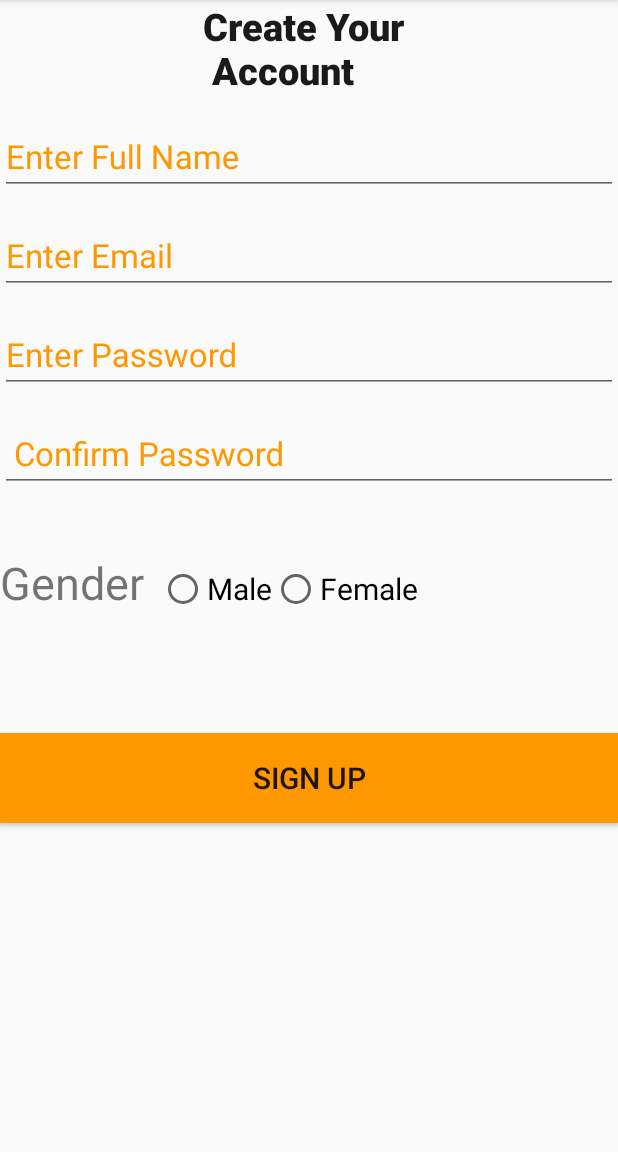
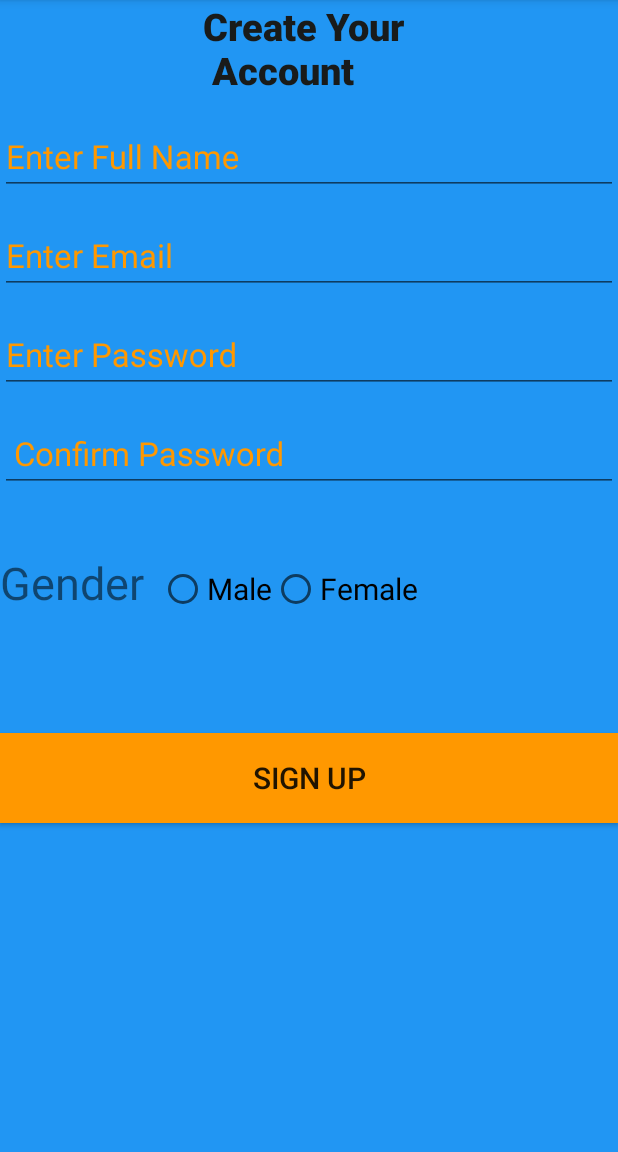
Before and after one commit to Navan005/DraftTrip, an Android app: the Signup screen opened directly, with no data from a screen before it, on a phone screen of 412 x 824 dp, the part 84-1236 px from its top. Run offline under Robolectric (Android 15) with nearby library versions, the phone set to English and light mode, and no system bars.

Commit message:
by avneet

```diff
--- a/app/src/main/java/com/example/drafttrip/Paynow.java
+++ b/app/src/main/java/com/example/drafttrip/Paynow.java
@@ -13,7 +13,6 @@ import android.widget.Button;
  */
 public class Paynow extends AppCompatActivity {
 private Button b19,b;
-    final MediaPlayer media = MediaPlayer.create(this,R.raw.beep);
 
     @Override
     protected void onCreate(Bundle savedInstanceState) {
@@ -29,7 +28,6 @@ private Button b19,b;
             @Override
             public void onClick(View view) {
                 Intent intent1=new Intent(Paynow.this, Thanku.class);
-                media.start();
 
                 startActivity(intent1);
             }
--- a/app/src/main/res/layout/activity_signin.xml
+++ b/app/src/main/res/layout/activity_signin.xml
@@ -4,6 +4,7 @@
     xmlns:tools="http://schemas.android.com/tools"
     android:layout_width="match_parent"
     android:layout_height="match_parent"
+    android:background="#2196F3"
     tools:context=".signin">
 
     <Button
--- a/app/src/main/res/layout/activity_thanku.xml
+++ b/app/src/main/res/layout/activity_thanku.xml
@@ -5,7 +5,7 @@
     android:layout_width="match_parent"
     android:layout_height="match_parent"
 
-    >
+    android:background="#2196F3">
 
 
     <TextView
@@ -37,7 +37,6 @@
         android:background="#FFF8F676"
         android:text="GO BACK TO VIEW"
         app:layout_constraintEnd_toEndOf="parent"
-        app:layout_constraintStart_toStartOf="parent"
-        />
+        app:layout_constraintStart_toStartOf="parent" />
 
 </RelativeLayout>
--- a/app/src/main/res/layout/signup.xml
+++ b/app/src/main/res/layout/signup.xml
@@ -4,122 +4,130 @@
     xmlns:tools="http://schemas.android.com/tools"
     android:layout_width="match_parent"
     android:layout_height="match_parent"
-    tools:context=".Signup"
-    android:orientation="vertical">
+    android:background="#2196F3"
+    android:orientation="vertical"
+    tools:context=".Signup">
+
     <TextView
         android:layout_width="wrap_content"
         android:layout_height="wrap_content"
-        android:text="Create Your \n Account"
         android:layout_gravity="center"
         android:fontFamily="sans-serif-medium"
+        android:text="Create Your \n Account"
         android:textColor="@color/colorblack"
         android:textSize="25dp"
-        android:textStyle="bold"/>
+        android:textStyle="bold" />
 
 
     <com.google.android.material.textfield.TextInputLayout
         android:layout_width="match_parent"
         android:layout_height="wrap_content"
+        android:layout_marginTop="5dp"
         android:focusable="true"
         android:focusableInTouchMode="true"
-        android:layout_marginTop="5dp"
-        android:textColorHint="@color/colorAccent">
-
-
-
-        <EditText
-            android:layout_width="match_parent"
-            android:layout_height="wrap_content"
-            android:hint="Enter Full Name"
-            android:ems="10"
-            android:inputType="text"
-            android:textSize="22sp"
-            android:layout_marginTop="50dp"/>
-    </com.google.android.material.textfield.TextInputLayout>
-    <com.google.android.material.textfield.TextInputLayout
-        android:layout_width="match_parent"
-        android:layout_height="wrap_content"
-        android:focusable="true"
-        android:focusableInTouchMode="true"
-        android:layout_marginTop="5dp"
         android:textColorHint="@color/colorAccent">
 
 
         <EditText
             android:layout_width="match_parent"
             android:layout_height="wrap_content"
-            android:hint="Enter Email"
+            android:layout_marginTop="50dp"
             android:ems="10"
+            android:hint="Enter Full Name"
             android:inputType="text"
-            android:textSize="22sp"/>
+            android:textSize="22sp" />
     </com.google.android.material.textfield.TextInputLayout>
+
     <com.google.android.material.textfield.TextInputLayout
         android:layout_width="match_parent"
         android:layout_height="wrap_content"
+        android:layout_marginTop="5dp"
         android:focusable="true"
         android:focusableInTouchMode="true"
-        android:layout_marginTop="5dp"
         android:textColorHint="@color/colorAccent">
 
 
         <EditText
             android:layout_width="match_parent"
             android:layout_height="wrap_content"
-            android:hint="Enter Password"
             android:ems="10"
+            android:hint="Enter Email"
             android:inputType="text"
-            android:textSize="22sp"/>
+            android:textSize="22sp" />
     </com.google.android.material.textfield.TextInputLayout>
+
     <com.google.android.material.textfield.TextInputLayout
         android:layout_width="match_parent"
         android:layout_height="wrap_content"
+        android:layout_marginTop="5dp"
         android:focusable="true"
         android:focusableInTouchMode="true"
-        android:layout_marginTop="5dp"
         android:textColorHint="@color/colorAccent">
 
 
         <EditText
             android:layout_width="match_parent"
             android:layout_height="wrap_content"
+            android:ems="10"
+            android:hint="Enter Password"
+            android:inputType="text"
+            android:textSize="22sp" />
+    </com.google.android.material.textfield.TextInputLayout>
+
+    <com.google.android.material.textfield.TextInputLayout
+        android:layout_width="match_parent"
+        android:layout_height="wrap_content"
+        android:layout_marginTop="5dp"
+        android:focusable="true"
+        android:focusableInTouchMode="true"
+        android:textColorHint="@color/colorAccent">
+
+
+        <EditText
+            android:layout_width="match_parent"
+            android:layout_height="wrap_content"
+            android:ems="10"
             android:hint=" Confirm Password"
-            android:ems="10"
             android:inputType="text"
-            android:textSize="22sp"/>
+            android:textSize="22sp" />
     </com.google.android.material.textfield.TextInputLayout>
+
     <RadioGroup
         android:layout_width="match_parent"
         android:layout_height="wrap_content"
-        android:orientation="horizontal"
-        android:layout_marginTop="40dp">
+        android:layout_marginTop="40dp"
+        android:orientation="horizontal">
+
         <TextView
             android:layout_width="wrap_content"
             android:layout_height="wrap_content"
             android:text="Gender"
-            android:textSize="30sp"/>
+            android:textSize="30sp" />
+
         <RadioButton
             android:layout_width="wrap_content"
             android:layout_height="wrap_content"
+            android:layout_marginLeft="10dp"
             android:text="Male"
-            android:textSize="20sp"
-            android:layout_marginLeft="10dp"/>
+            android:textSize="20sp" />
+
         <RadioButton
             android:layout_width="wrap_content"
             android:layout_height="wrap_content"
+            android:layout_marginRight="10dp"
             android:text="Female"
-            android:layout_marginRight="10dp"
-            android:textSize="20sp"/>
-
+            android:textSize="20sp" />
 
 
     </RadioGroup>
+
     <Button
         android:layout_width="match_parent"
         android:layout_height="60dp"
+        android:layout_marginTop="80sp"
+        android:background="@color/colorAccent"
         android:text="Sign Up"
-        android:textSize="20sp"
-        android:layout_marginTop="80sp"
-        android:background="@color/colorAccent"/>
+        android:textSize="20sp" />
 
 
 </LinearLayout>
```
Also changed, not shown: app/src/main/res/layout/activity_contact.xml (+6 -8 lines), app/src/main/res/layout/activity_register.xml (+16 -9 lines).
